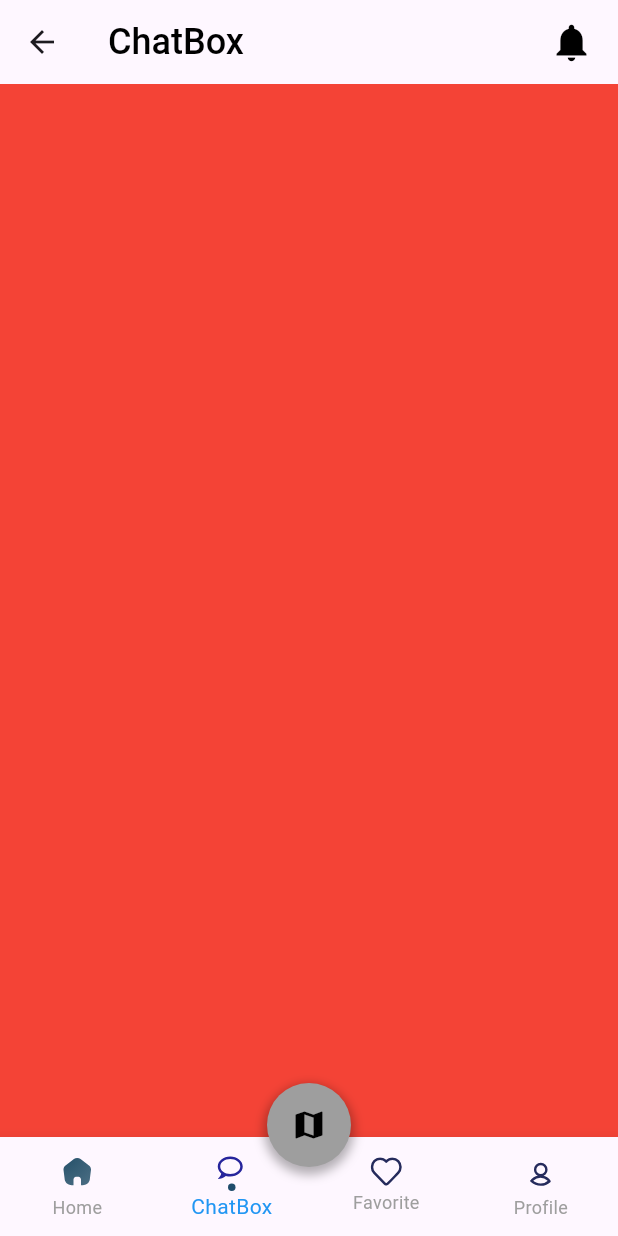
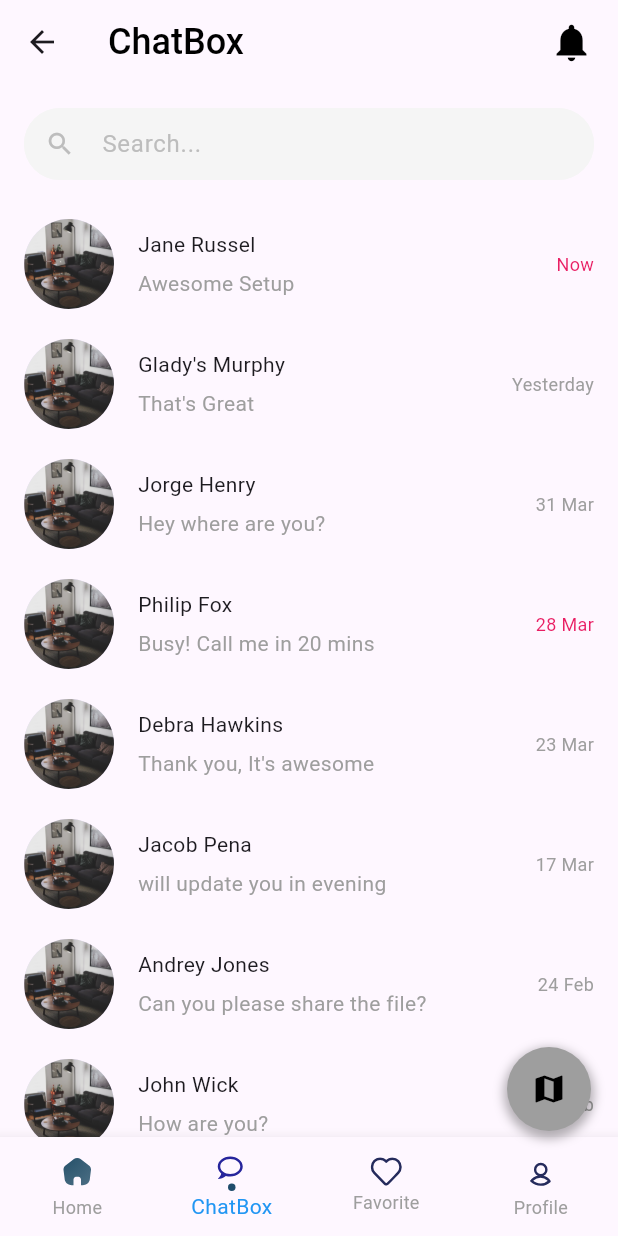
Before and after one commit to DheyaAlqaderi/smart-real-estate-app, a Flutter app: the root_pages screen opened directly, item 2 of the bottom bar chosen, on a phone screen of 412 x 824 dp. Run offline on Flutter 3.47's test engine with Material 3 defaults, Android fonts, the phone set to English and light mode, and no system bars; our stand-ins replace flutter_keyboard_visibility, flutter_svg, google_maps_flutter, sqflite; accounts and stored records are empty.

Commit message:
in chat section day 1 & 2 UI

```diff
--- a/lib/main.dart
+++ b/lib/main.dart
@@ -1,6 +1,7 @@
 import 'package:flutter/material.dart';
 import 'package:flutter/services.dart';
 import 'package:smart_real_estate_app/src/ui/screens/SplashScreen.dart';
+import 'package:smart_real_estate_app/src/ui/screens/chat/ChatDetailPage.dart';
 
 
 void main() async {
--- /dev/null
+++ b/lib/src/services/models/chat/Rooms.dart
@@ -0,0 +1,7 @@
+class Rooms{
+  String text;
+  String secondaryText;
+  String image;
+  String time;
+  Rooms({required this.text,required this.secondaryText,required this.image,required this.time});
+}
--- /dev/null
+++ b/lib/src/ui/screens/chat/roomsPage.dart
@@ -0,0 +1,74 @@
+import 'package:flutter/material.dart';
+
+import '../../../services/models/chat/Rooms.dart';
+import '../../widgets/roomUserWidget.dart';
+
+class roomsPage extends StatefulWidget {
+  const roomsPage({super.key});
+
+  @override
+  State<roomsPage> createState() => _roomsPageState();
+}
+
+class _roomsPageState extends State<roomsPage> {
+
+  List<Rooms> rooms = [
+    Rooms(text: "Jane Russel", secondaryText: "Awesome Setup", image: "assets/images/image1.png", time: "Now"),
+    Rooms(text: "Glady's Murphy", secondaryText: "That's Great", image: "assets/images/image1.png", time: "Yesterday"),
+    Rooms(text: "Jorge Henry", secondaryText: "Hey where are you?", image: "assets/images/image1.png", time: "31 Mar"),
+    Rooms(text: "Philip Fox", secondaryText: "Busy! Call me in 20 mins", image: "assets/images/image1.png", time: "28 Mar"),
+    Rooms(text: "Debra Hawkins", secondaryText: "Thank you, It's awesome", image: "assets/images/image1.png", time: "23 Mar"),
+    Rooms(text: "Jacob Pena", secondaryText: "will update you in evening", image: "assets/images/image1.png", time: "17 Mar"),
+    Rooms(text: "Andrey Jones", secondaryText: "Can you please share the file?", image: "assets/images/image1.png", time: "24 Feb"),
+    Rooms(text: "John Wick", secondaryText: "How are you?", image: "assets/images/image1.png", time: "18 Feb"),
+  ];
+
+  @override
+  Widget build(BuildContext context) {
+    return Scaffold(
+      body: SingleChildScrollView(
+        physics: BouncingScrollPhysics(),
+        child: Column(
+          crossAxisAlignment: CrossAxisAlignment.start,
+          children: <Widget>[
+            Padding(
+              padding: EdgeInsets.only(top: 16,left: 16,right: 16),
+              child: TextField(
+                decoration: InputDecoration(
+                  hintText: "Search...",
+                  hintStyle: TextStyle(color: Colors.grey.shade400),
+                  prefixIcon: Icon(Icons.search,color: Colors.grey.shade400,size: 20,),
+                  filled: true,
+                  fillColor: Colors.grey.shade100,
+                  contentPadding: EdgeInsets.all(8),
+                  enabledBorder: OutlineInputBorder(
+                      borderRadius: BorderRadius.circular(30),
+                      borderSide: BorderSide(
+                          color: Colors.grey.shade100
+                      )
+                  ),
+                ),
+              ),
+            ),
+            ListView.builder(
+              itemCount: rooms.length,
+              shrinkWrap: true,
+              padding: EdgeInsets.only(top: 16),
+              physics: NeverScrollableScrollPhysics(),
+              itemBuilder: (context, index){
+                return roomUserWidget(
+                  text: rooms[index].text,
+                  secondaryText: rooms[index].secondaryText,
+                  image: rooms[index].image,
+                  time: rooms[index].time,
+                  isMessageRead: (index == 0 || index == 3)?true:false,
+                );
+              },
+            ),
+            SizedBox(height: 150,)
+          ],
+        ),
+      ),
+    );
+  }
+}
--- a/lib/src/ui/screens/homePage.dart
+++ b/lib/src/ui/screens/homePage.dart
@@ -290,7 +290,6 @@ class _homePageState extends State<homePage> {
                           ),
                           Wrap(
                             crossAxisAlignment: WrapCrossAlignment.start,
-
                             spacing: 30.0, // Adjust the spacing between items
                             runSpacing: 10.0, // Adjust the spacing between lines
                             children: List.generate(
--- a/lib/src/ui/screens/root_pages.dart
+++ b/lib/src/ui/screens/root_pages.dart
@@ -1,6 +1,7 @@
 import 'package:flutter/material.dart';
 import 'package:flutter_svg/svg.dart';
 import 'package:smart_real_estate_app/src/ui/screens/MapPage.dart';
+import 'package:smart_real_estate_app/src/ui/screens/chat/roomsPage.dart';
 import 'addAllarmPage.dart';
 import 'favoritePage.dart';
 import 'homePage.dart';
@@ -19,7 +20,7 @@ class _root_pagesState extends State<root_pages> {
 
   List<Widget> pages = [
     homePage(),
-    addAllarmPage(),
+    roomsPage(),
     favoritePage(),
     myAccountPage(),
   ];
@@ -64,7 +65,7 @@ class _root_pagesState extends State<root_pages> {
         ]
       ),
       floatingActionButton: buildFloatingActionButton(),
-      floatingActionButtonLocation: FloatingActionButtonLocation.centerFloat,
+      floatingActionButtonLocation: FloatingActionButtonLocation.endDocked,
     );
   }
 
@@ -91,7 +92,7 @@ class _root_pagesState extends State<root_pages> {
 
   Widget buildFloatingActionButton() {
     return Container(
-      margin: EdgeInsets.only(bottom: 30),
+      margin: EdgeInsets.only(bottom: 70),
       width: 60,
       decoration: BoxDecoration(
         shape: BoxShape.circle,
--- /dev/null
+++ b/lib/src/ui/widgets/roomUserWidget.dart
@@ -0,0 +1,59 @@
+import 'package:flutter/material.dart';
+import '../screens/chat/ChatDetailPage.dart';
+
+class roomUserWidget extends StatefulWidget {
+  String text;
+  String secondaryText;
+  String image;
+  String time;
+  bool isMessageRead;
+  roomUserWidget({required this.text,required this.secondaryText,required this.image,required this.time,required this.isMessageRead});
+
+  @override
+  State<roomUserWidget> createState() => _roomUserWidgetState();
+}
+
+class _roomUserWidgetState extends State<roomUserWidget> {
+  @override
+  Widget build(BuildContext context) {
+    return GestureDetector(
+      onTap: (){
+        Navigator.push(context, MaterialPageRoute(builder: (context){
+          return ChatDetailPage();
+        }));
+      },
+      child: Container(
+        padding: EdgeInsets.only(left: 16,right: 16,top: 10,bottom: 10),
+        child: Row(
+          children: <Widget>[
+            Expanded(
+              child: Row(
+                children: <Widget>[
+                  CircleAvatar(
+                    backgroundImage: AssetImage(widget.image),
+                    maxRadius: 30,
+                  ),
+                  SizedBox(width: 16,),
+                  Expanded(
+                    child: Container(
+                      color: Colors.transparent,
+                      child: Column(
+                        crossAxisAlignment: CrossAxisAlignment.start,
+                        children: <Widget>[
+                          Text(widget.text),
+                          SizedBox(height: 6,),
+                          Text(widget.secondaryText,style: TextStyle(fontSize: 14,color: Colors.grey.shade500),),
+                        ],
+                      ),
+                    ),
+                  ),
+                ],
+              ),
+            ),
+            Text(widget.time,style: TextStyle(fontSize: 12,color: widget.isMessageRead?Colors.pink:Colors.grey.shade500),),
+          ],
+        ),
+      ),
+    );
+  }
+}
--- a/pubspec.yaml
+++ b/pubspec.yaml
@@ -44,6 +44,7 @@ dependencies:
   flutter_map: ^6.1.0
   flutter_reorderable_list: ^1.3.1
   fluster: ^1.2.0
+  flutter_keyboard_visibility: ^6.0.0
 
 dev_dependencies:
   flutter_test:
```
Also changed, not shown: lib/src/services/models/chat/ChatMessage.dart (added, +8 -0 lines), lib/src/services/models/chat/SendMenuItems.dart (added, +8 -0 lines), lib/src/services/models/chat/chat_users.dart (added, +7 -0 lines), lib/src/ui/screens/chat/ChatDetailPage.dart (added, +239 -0 lines), lib/src/ui/widgets/ChatBubble.dart (added, +50 -0 lines), lib/src/ui/widgets/ChatDetailPageAppBar.dart (added, +49 -0 lines), pubspec.lock.
